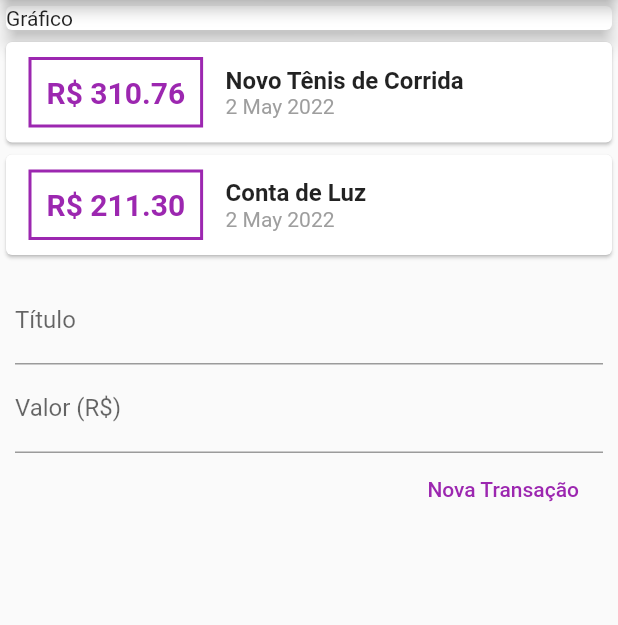
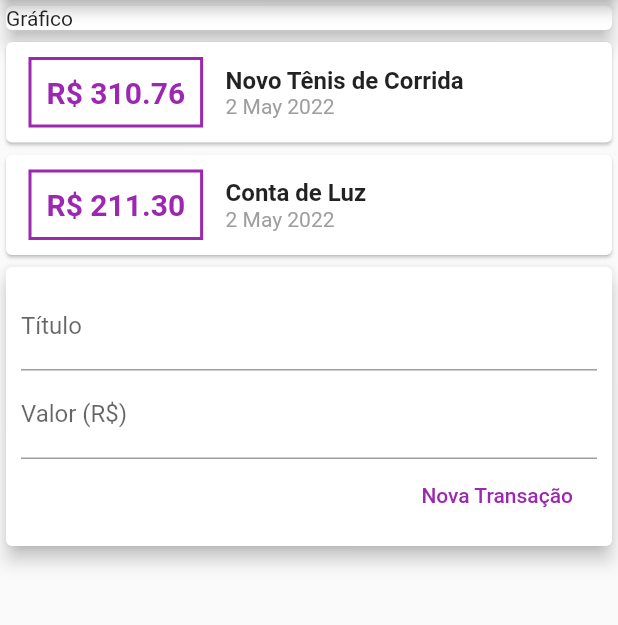
Before and after one commit to wladyband/sistemas_de_despesas, a Flutter app: the screen it shows after launch, on a phone screen of 412 x 824 dp, the part 84-709 px from its top. Run offline on Flutter 3.47's test engine with Material 2 defaults, Android fonts, the phone set to English and light mode, and no system bars.

Commit message:
realizando primeira refatoração - aula 103

```diff
--- /dev/null
+++ b/lib/components/transaction_form.dart
@@ -0,0 +1,47 @@
+import 'package:flutter/material.dart';
+
+class TransactionForm extends StatelessWidget {
+  TransactionForm({Key? key}) : super(key: key);
+
+  final titleController = TextEditingController();
+  final valueController = TextEditingController();
+
+  @override
+  Widget build(BuildContext context) {
+    return Card(
+      elevation: 5,
+      child: Container(
+        margin: EdgeInsets.all(10),
+        child: Column(
+          children: [
+            TextField(
+              controller: titleController,
+              decoration: InputDecoration(
+                  labelText: 'Título'
+              ),
+            ),
+            TextField(
+              controller: valueController,
+              decoration: InputDecoration(
+                  labelText: 'Valor (R\$)'
+              ),
+            ),
+            Row(
+              mainAxisAlignment: MainAxisAlignment.end,
+              children: [
+                FlatButton(
+                  child: Text('Nova Transação'),
+                  textColor: Colors.purple,
+                  onPressed: () {
+                    print(titleController.text);
+                    print(valueController.text);
+                  },
+                )
+              ],
+            )
+          ],
+        ),
+      ),
+    );
+  }
+}
--- /dev/null
+++ b/lib/components/transaction_list.dart
@@ -0,0 +1,62 @@
+import 'package:despesas/models/transaction.dart';
+import 'package:flutter/material.dart';
+import 'package:intl/intl.dart';
+
+class TransactionList extends StatelessWidget {
+
+  final List<Transaction> transactions;
+  TransactionList(this.transactions);
+
+  @override
+  Widget build(BuildContext context) {
+    return Column(
+      children: transactions.map((tr) {
+        return Card(
+          child: Row(
+            children: [
+              Container(
+                margin: EdgeInsets.symmetric(
+                    horizontal: 15,
+                    vertical: 10
+                ),
+                child: Text(
+                  'R\$ ${tr.value.toStringAsFixed(2)}',
+                  style: TextStyle(
+                      fontWeight: FontWeight.bold,
+                      fontSize: 20,
+                      color: Colors.purple
+                  ),
+                ),
+                decoration: BoxDecoration(
+                  border: Border.all(
+                      color: Colors.purple,
+                      width: 2
+                  ),
+                ),
+                padding: EdgeInsets.all(10),
+              ),
+              Column(
+                crossAxisAlignment: CrossAxisAlignment.start,
+                children: [
+                  Text(
+                    tr.title,
+                    style: TextStyle(
+                        fontSize: 16,
+                        fontWeight: FontWeight.bold
+                    ),
+                  ),
+                  Text(
+                    DateFormat('d MMM y').format(tr.date),
+                    style: TextStyle(
+                        color: Colors.grey
+                    ),
+                  ),
+                ],
+              )
+            ],
+          ),
+        );
+      }).toList(),
+    );
+  }
+}
--- a/lib/main.dart
+++ b/lib/main.dart
@@ -1,3 +1,5 @@
+import 'package:despesas/components/transaction_form.dart';
+import 'package:despesas/components/transaction_list.dart';
 import 'package:despesas/models/transaction.dart';
 import 'package:flutter/material.dart';
 import 'package:intl/intl.dart';
@@ -17,8 +19,7 @@ class MyHomePage extends StatelessWidget {
   MyHomePage({Key? key}) : super(key: key);
 
 
-  final titleController = TextEditingController();
-  final valueController = TextEditingController();
+
 
   final _transactions = [
     Transaction(
@@ -54,87 +55,8 @@ class MyHomePage extends StatelessWidget {
               elevation: 5,
             ),
           ),
-          Column(
-            children: _transactions.map((tr) {
-              return Card(
-                child: Row(
-                  children: [
-                    Container(
-                      margin: EdgeInsets.symmetric(
-                        horizontal: 15,
-                        vertical: 10
-                      ),
-                      child: Text(
-                          'R\$ ${tr.value.toStringAsFixed(2)}',
-                        style: TextStyle(
-                            fontWeight: FontWeight.bold,
-                            fontSize: 20,
-                            color: Colors.purple
-                        ),
-                      ),
-                      decoration: BoxDecoration(
-                        border: Border.all(
-                          color: Colors.purple,
-                          width: 2
-                        ),
-                      ),
-                      padding: EdgeInsets.all(10),
-                    ),
-                    Column(
-                      crossAxisAlignment: CrossAxisAlignment.start,
-                      children: [
-                        Text(
-                            tr.title,
-                          style: TextStyle(
-                            fontSize: 16,
-                            fontWeight: FontWeight.bold
-                          ),
-                        ),
-                        Text(
-                          DateFormat('d MMM y').format(tr.date),
-                          style: TextStyle(
-                            color: Colors.grey
-                          ),
-                        ),
-                      ],
-                    )
-                  ],
-                ),
-              );
-            }).toList(),
-          ),
-          Container(
-            margin: EdgeInsets.all(10),
-            child: Column(
-              children: [
-                TextField(
-                  controller: titleController,
-                  decoration: InputDecoration(
-                    labelText: 'Título'
-                  ),
-                ),
-                TextField(
-                  controller: valueController,
-                  decoration: InputDecoration(
-                      labelText: 'Valor (R\$)'
-                  ),
-                ),
-                Row(
-                  mainAxisAlignment: MainAxisAlignment.end,
-                  children: [
-                    FlatButton(
-                      child: Text('Nova Transação'),
-                      textColor: Colors.purple,
-                      onPressed: () {
-                        print(titleController.text);
-                        print(valueController.text);
-                      },
-                    )
-                  ],
-                )
-              ],
-            ),
-          )
+          TransactionList(_transactions),
+          TransactionForm(),
         ],
       )
     );
```
